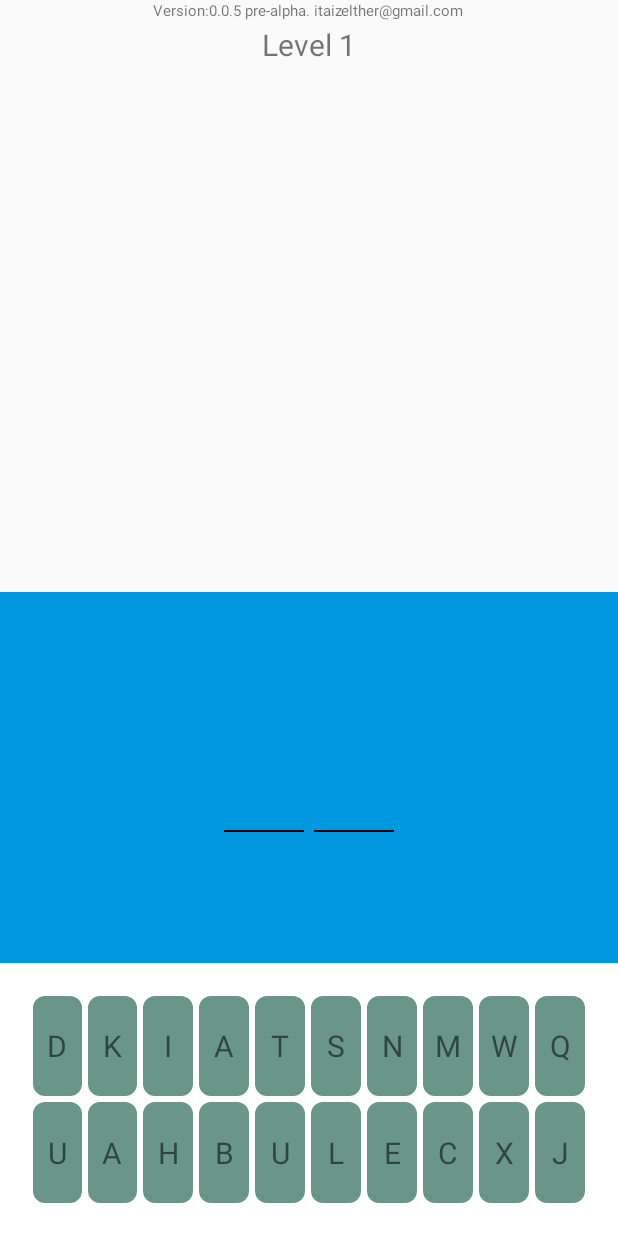
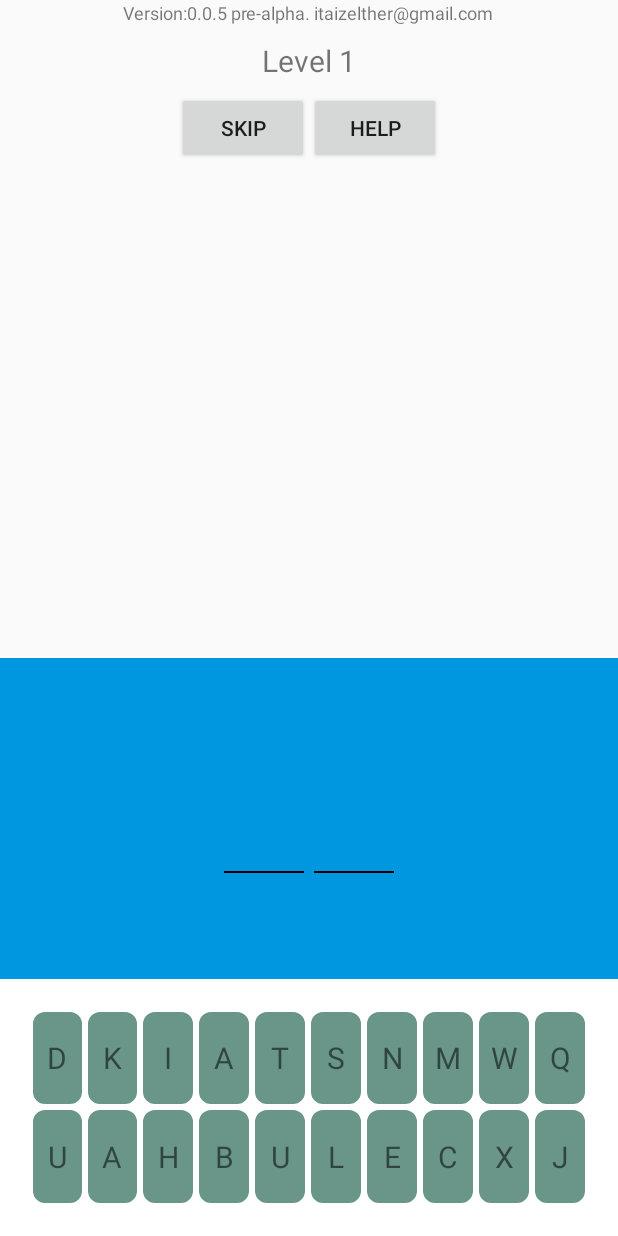
Before and after one commit to itaizelther/emojit, an Android app: the screen it shows after launch (MainActivity), on a phone screen of 412 x 824 dp. Run offline under Robolectric (Android 15) with nearby library versions, the phone set to English and light mode, and no system bars; libraries missing offline, so code that uses them is left out: com.vanniktech.emoji; plain views replace EmojiTextView; 3 statements that could not run were skipped.

Commit message:
added the skip and help buttons
updated main layout to sizes, added the help_screen dialog, and listeners to the MainActivity.

```diff
--- a/app/src/main/java/com/zelther/emojit/MainActivity.java
+++ b/app/src/main/java/com/zelther/emojit/MainActivity.java
@@ -2,6 +2,7 @@ package com.zelther.emojit;
 
 
 import android.app.Activity;
+import android.app.AlertDialog;
 import android.app.Dialog;
 import android.content.SharedPreferences;
 import android.graphics.Color;
@@ -36,7 +37,7 @@ public class MainActivity extends Activity {
     LevelHelper levelHelper; //The level helper
     TextView levelTV,debugTV; //The the text view where the level is and version number
     EmojiTextView emojiTV; //the text view there emoji are
-    Button endButton; //the button in the end screen
+    Button endButton, btnSkip, btnHelp; //the button in the end screen, and the skip and help buttons
     Dialog endDialog; //the dialog displayed in the end
     SharedPreferences sp; //for saving the last level
 
@@ -78,7 +79,12 @@ public class MainActivity extends Activity {
        endDialog.setContentView(R.layout.ending_screen);
        endDialog.setCancelable(false);
        endButton = endDialog.findViewById(R.id.backEndDialog);
-       endButton.setOnClickListener(new endButtonListener());
+       endButton.setOnClickListener(new helpButtonsListener());
+
+       btnHelp = findViewById(R.id.btnHelp);
+       btnHelp.setOnClickListener(new helpButtonsListener());
+       btnSkip = findViewById(R.id.btnSkip);
+       btnSkip.setOnClickListener(new helpButtonsListener());
 
        resetALevel();
     }
@@ -258,13 +264,28 @@ public class MainActivity extends Activity {
     }
 
 
-    public class endButtonListener implements View.OnClickListener {
+    public class helpButtonsListener implements View.OnClickListener {
 
         @Override
         public void onClick(View v) {
-            levelHelper = new LevelHelper(1,getResources().openRawResource(R.raw.levels));
-            resetALevel();
-            endDialog.cancel();
+            if(v==endButton) {
+                levelHelper = new LevelHelper(1,getResources().openRawResource(R.raw.levels));
+                resetALevel();
+                endDialog.cancel();
+            } else if(v==btnHelp) {
+                Dialog helpDialog = new Dialog(MainActivity.this);
+                helpDialog.setContentView(R.layout.help_screen);
+                ((EmojiTextView)helpDialog.findViewById(R.id.helpTV)).setText("Welcome to Emojit! 👐 \nThis 🎮 is all about emojis 😃. \nIn the following levels you will see a bunch of emojis 📝," +
+                        "which has a meaning. You will have to 🤔 what it is! " +
+                                "\nHint: all the answers are names of 🎥 or 📺 shows. \nHave fun!");
+                helpDialog.show();
+            } else if(v==btnSkip) {
+                if(levelHelper.nextLevel())
+                    resetALevel();
+                else { //ending screen
+                    endDialog.show();
+                }
+            }
         }
     }
 }
--- a/app/src/main/res/layout/activity_main.xml
+++ b/app/src/main/res/layout/activity_main.xml
@@ -13,8 +13,8 @@
         android:layout_width="wrap_content"
         android:layout_height="0dp"
         android:layout_gravity="center"
-        android:textSize="10sp"
-        android:layout_weight="4"
+        android:textSize="12sp"
+        android:layout_weight="7"
         android:id="@+id/debugTV"/>
 
     <!-- Level number -->
@@ -25,6 +25,27 @@
         android:textSize="20sp"
         android:layout_weight="9"
         android:id="@+id/levelTV"/>
+
+    <LinearLayout
+        android:layout_width="wrap_content"
+        android:layout_height="wrap_content"
+        android:layout_weight="2"
+        android:orientation="horizontal"
+        android:layout_gravity="center">
+
+        <Button
+            android:layout_width="wrap_content"
+            android:layout_height="wrap_content"
+            android:text="skip"
+            android:id="@+id/btnSkip"/>
+
+        <Button
+            android:layout_width="wrap_content"
+            android:layout_height="wrap_content"
+            android:text="help"
+            android:id="@+id/btnHelp"/>
+
+    </LinearLayout>
 
     <!-- The emoji riddle -->
     <com.vanniktech.emoji.EmojiTextView
@@ -43,7 +64,7 @@
         android:orientation="horizontal"
         android:layout_width="match_parent"
         android:layout_height="0dp"
-        android:layout_weight="60"
+        android:layout_weight="55"
         android:background="#0097e1"
         android:id="@+id/answerLayout">
 
```
Also changed, not shown: app/src/main/res/layout/help_screen.xml (added, +21 -0 lines).
